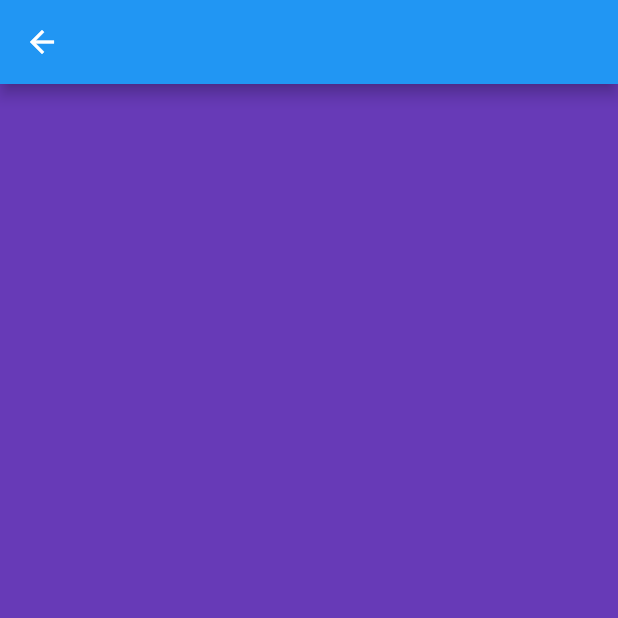
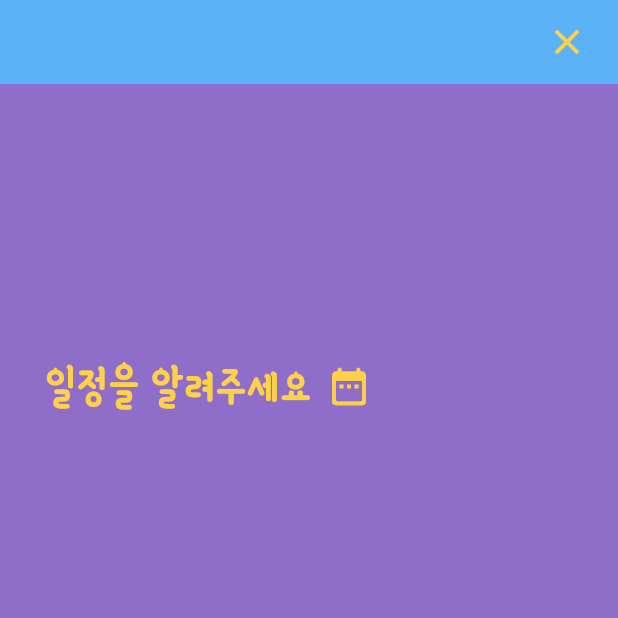
Before and after one commit to boglbbogl/flutter_goffer, a Flutter app: the screen it shows after launch, item 2 of the bottom bar chosen, after a tap on "시작하기", on a phone screen of 412 x 824 dp, the top half of it. Run offline on Flutter 3.47's test engine with Material 2 defaults, Android fonts, the phone set to English and light mode, and no system bars; our stand-ins replace bloc, dartz, flutter_bloc, freezed_annotation, get_it, injectable and 1 more.

Commit message:
[2021-10-24]create animated switcher

```diff
--- /dev/null
+++ b/lib/application/create_animation_cubit.dart
@@ -0,0 +1,22 @@
+import 'package:bloc/bloc.dart';
+import 'package:dartz/dartz.dart';
+import 'package:freezed_annotation/freezed_annotation.dart';
+import 'package:injectable/injectable.dart';
+
+part 'create_animation_state.dart';
+part 'create_animation_cubit.freezed.dart';
+
+@Injectable()
+class CreateAnimationCubit extends Cubit<CreateAnimationState> {
+  CreateAnimationCubit() : super(CreateAnimationState.initial());
+
+  Future<Unit> started() async {
+    emit(state.copyWith(startAnimation: false));
+    return unit;
+  }
+
+  Future<Unit> startAnimation() async {
+    emit(state.copyWith(startAnimation: true));
+    return unit;
+  }
+}
--- /dev/null
+++ b/lib/application/create_animation_state.dart
@@ -0,0 +1,11 @@
+part of 'create_animation_cubit.dart';
+
+@freezed
+class CreateAnimationState with _$CreateAnimationState {
+  factory CreateAnimationState({
+    required bool startAnimation,
+  }) = _CreateAnimationState;
+  factory CreateAnimationState.initial() => CreateAnimationState(
+        startAnimation: false,
+      );
+}
--- a/lib/application/cubit/cubit_cubit.dart
+++ /dev/null
@@ -1,8 +0,0 @@
-import 'package:bloc/bloc.dart';
-import 'package:meta/meta.dart';
-
-part 'cubit_state.dart';
-
-class CubitCubit extends Cubit<CubitState> {
-  CubitCubit() : super(CubitInitial());
-}
--- a/lib/application/cubit/cubit_state.dart
+++ /dev/null
@@ -1,6 +0,0 @@
-part of 'cubit_cubit.dart';
-
-@immutable
-abstract class CubitState {}
-
-class CubitInitial extends CubitState {}
--- a/lib/presentation/create/create_date_select_page.dart
+++ b/lib/presentation/create/create_date_select_page.dart
@@ -1,4 +1,5 @@
 import 'package:flutter/material.dart';
+import 'package:flutter_goffer/_constant/widgets/theme.dart';
 
 class CreateDateSelectPage extends StatelessWidget {
   const CreateDateSelectPage({Key? key}) : super(key: key);
@@ -8,9 +9,50 @@ class CreateDateSelectPage extends StatelessWidget {
     return Scaffold(
       backgroundColor: Colors.deepPurple,
       appBar: AppBar(
-        actions: [],
+        elevation: 0,
+        automaticallyImplyLeading: false,
+        actions: [
+          InkWell(
+            onTap: () => Navigator.of(context).pop(),
+            child: const Padding(
+              padding: EdgeInsets.only(right: 20),
+              child: Icon(
+                Icons.clear_outlined,
+                color: Colors.amber,
+                size: 28,
+              ),
+            ),
+          ),
+        ],
       ),
-      body: Column(),
+      body: Column(
+        children: [
+          SizedBox(height: size.height * 0.2),
+          InkWell(
+            onTap: () {},
+            child: Padding(
+              padding: const EdgeInsets.only(top: 20, left: 30),
+              child: Row(
+                children: [
+                  Text(
+                    '일정을 알려주세요',
+                    style: theme.textTheme.bodyText2!.copyWith(
+                        color: Colors.amber,
+                        fontSize: 34,
+                        fontWeight: FontWeight.bold),
+                  ),
+                  const SizedBox(width: 10),
+                  const Icon(
+                    Icons.date_range_rounded,
+                    color: Colors.amber,
+                    size: 30,
+                  ),
+                ],
+              ),
+            ),
+          ),
+        ],
+      ),
     );
   }
 }
--- a/lib/presentation/create/create_main_page.dart
+++ b/lib/presentation/create/create_main_page.dart
@@ -1,26 +1,35 @@
 import 'package:flutter/material.dart';
+import 'package:flutter_bloc/flutter_bloc.dart';
 import 'package:flutter_goffer/_constant/widgets/theme.dart';
+import 'package:flutter_goffer/application/create_animation_cubit.dart';
 import 'package:flutter_goffer/presentation/create/create_date_select_page.dart';
-import 'package:persistent_bottom_nav_bar/persistent-tab-view.dart';
 
 class CreateMainPage extends StatelessWidget {
   const CreateMainPage({Key? key}) : super(key: key);
 
   @override
   Widget build(BuildContext context) {
+    return BlocProvider<CreateAnimationCubit>(
+      create: (context) => CreateAnimationCubit()..started(),
+      child: BlocBuilder<CreateAnimationCubit, CreateAnimationState>(
+        builder: (context, state) {
           return AnimatedSwitcher(
-      duration: const Duration(seconds: 1),
-      child: Scaffold(
+              duration: const Duration(milliseconds: 1500),
+              child: !state.startAnimation
+                  ? Scaffold(
                       backgroundColor: Colors.deepPurple,
                       bottomNavigationBar: Padding(
-          padding: const EdgeInsets.only(bottom: 20, right: 20, left: 20),
+                        padding: const EdgeInsets.only(
+                            bottom: 20, right: 20, left: 20),
                         child: InkWell(
-            onTap: () =>
-                pushNewScreen(context, screen: const CreateDateSelectPage()),
+                          onTap: () => context
+                              .read<CreateAnimationCubit>()
+                              .startAnimation(),
                           child: Container(
                             height: size.height * 0.08,
                             decoration: BoxDecoration(
-                  borderRadius: BorderRadius.circular(18), color: Colors.amber),
+                                borderRadius: BorderRadius.circular(18),
+                                color: Colors.amber),
                             child: Center(
                                 child: Text(
                               '시작하기',
@@ -37,10 +46,17 @@ class CreateMainPage extends StatelessWidget {
                         mainAxisAlignment: MainAxisAlignment.center,
                         children: [
                           SizedBox(height: size.height * 0.1),
-            titleForm(title: '나만의 일정을', leftPadding: 30, topPadding: 0),
-            titleForm(title: '만드시겠습니까 ?', leftPadding: 70, topPadding: 20),
+                          titleForm(
+                              title: '나만의 일정을', leftPadding: 30, topPadding: 0),
+                          titleForm(
+                              title: '만드시겠습니까 ?',
+                              leftPadding: 70,
+                              topPadding: 20),
                         ],
                       ),
+                    )
+                  : const CreateDateSelectPage());
+        },
       ),
     );
   }
--- a/pubspec.yaml
+++ b/pubspec.yaml
@@ -22,12 +22,12 @@ environment:
 
 dependencies:
   bloc: ^7.0.0
-
   cupertino_icons: ^1.0.2
+  dartz: ^0.10.0-nullsafety.1
   flutter:
     sdk: flutter
   flutter_bloc: ^7.0.0
-
+  freezed_annotation: ^0.14.1
   get_it: ^6.1.1
   injectable: ^1.3.0
   persistent_bottom_nav_bar: ^4.0.2
@@ -43,6 +43,7 @@ dev_dependencies:
   flutter_native_splash: ^1.2.0
   flutter_test:
     sdk: flutter
+  freezed: ^0.14.1+3
   injectable_generator: ^1.3.0
   lint: ^1.5.3
 
```
Also changed, not shown: lib/application/create_animation_cubit.freezed.dart (added), lib/injection.config.dart, pubspec.lock. Lines whose indentation alone changed are shown as unchanged.
